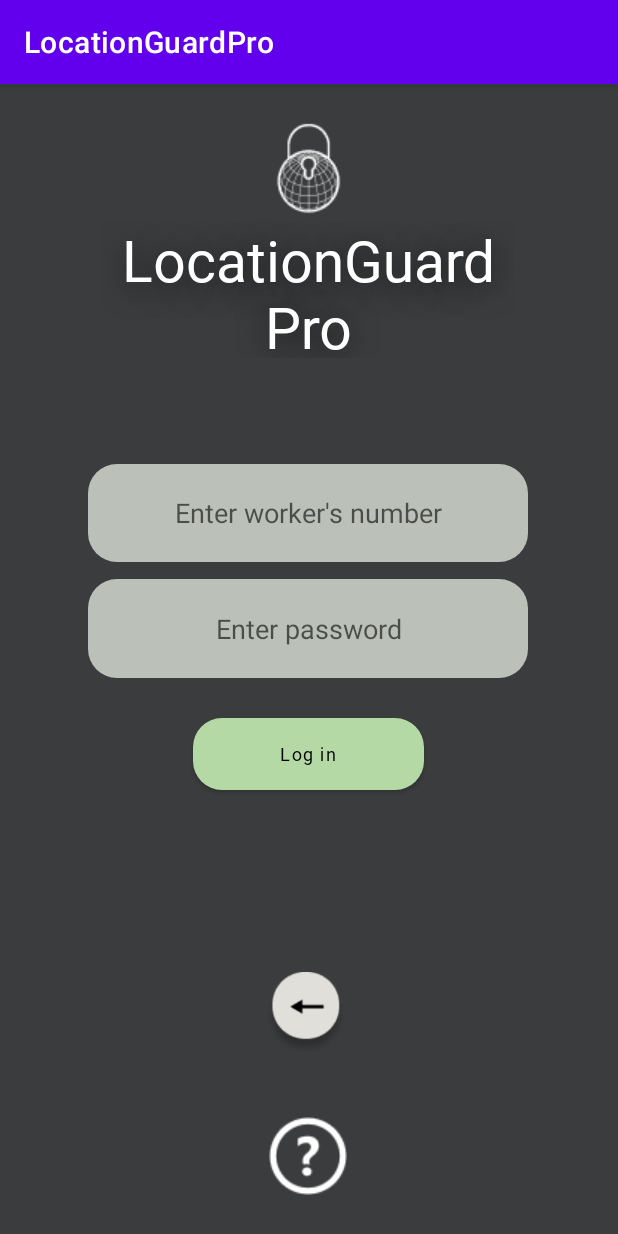
After one commit to m-bugaj/LocationGuard-Pro-App, an Android app built with Jetpack Compose: the LoginScreenActivity screen opened directly, with no data from a screen before it, on a phone screen of 412 x 824 dp. The commit adds this screen. Run offline under Robolectric (Android 15) with nearby library versions, the phone set to English and light mode, and no system bars.

Commit message:
login screen

```diff
--- a/app/src/main/AndroidManifest.xml
+++ b/app/src/main/AndroidManifest.xml
@@ -16,9 +16,11 @@
         android:theme="@style/Theme.LocationGuardPro"
         tools:targetApi="31">
         <activity
+            android:name=".LoginScreenActivity"
+            android:exported="true" />
+        <activity
             android:name=".TrackingScreenActivity"
             android:exported="true" /> <!-- Zmienić potem na false i przetestować -->
-
         <meta-data
             android:name="com.google.android.geo.API_KEY"
             android:value="" /> <!-- ADD API KEY ( Maps SDK for Android ) -->
--- /dev/null
+++ b/app/src/main/java/com/example/locationguardpro/LoginScreenActivity.kt
@@ -0,0 +1,61 @@
+package com.example.locationguardpro
+
+import android.content.Intent
+import android.graphics.drawable.Drawable
+import android.os.Bundle
+import android.view.View
+import android.view.animation.AnimationUtils
+import android.widget.Button
+import android.widget.EditText
+import android.widget.ImageButton
+import androidx.activity.ComponentActivity
+import androidx.activity.compose.setContent
+import androidx.appcompat.app.AppCompatActivity
+import androidx.compose.foundation.layout.fillMaxSize
+import androidx.compose.material3.MaterialTheme
+import androidx.compose.material3.Surface
+import androidx.compose.material3.Text
+import androidx.compose.runtime.Composable
+import androidx.compose.ui.Modifier
+import androidx.compose.ui.graphics.Color
+import androidx.compose.ui.tooling.preview.Preview
+import com.example.locationguardpro.ui.theme.LocationGuardProTheme
+
+class LoginScreenActivity :  AppCompatActivity() {
+    override fun onCreate(savedInstanceState: Bundle?) {
+        super.onCreate(savedInstanceState)
+        setContentView(R.layout.login_screen)
+
+        val fadeIn = AnimationUtils.loadAnimation(this, R.anim.fade_in)
+        val fadeOut = AnimationUtils.loadAnimation(this, R.anim.fade_out)
+
+        val loginButton = findViewById<Button>(R.id.login_button)
+        val logoutButton = findViewById<Button>(R.id.logout_button)
+        val numberTextBox = findViewById<EditText>(R.id.numberTextBox)
+        val passwordTextBox = findViewById<EditText>(R.id.passwordTextBox)
+        val backButton = findViewById<ImageButton>(R.id.back_button)
+
+        loginButton.setOnClickListener{
+            numberTextBox.text.clear()
+            passwordTextBox.text.clear()
+            loginButton.background = getDrawable(R.drawable.start_button_aft)
+            logoutButton.startAnimation(fadeIn)
+            logoutButton.visibility = View.VISIBLE
+        }
+
+        logoutButton.setOnClickListener{
+            logoutButton.startAnimation(fadeOut)
+            logoutButton.visibility = View.GONE
+            loginButton.background = getDrawable(R.drawable.start_button_bef)
+        }
+
+        backButton.setOnClickListener{
+            val intent = Intent(this, HomeScreenActivity::class.java)
+            startActivity(intent)
+            overridePendingTransition(R.anim.fade_in, R.anim.fade_out)
+        }
+
+
+    }
+
+}
--- /dev/null
+++ b/app/src/main/res/layout/login_screen.xml
@@ -0,0 +1,159 @@
+<?xml version="1.0" encoding="utf-8"?>
+<androidx.constraintlayout.widget.ConstraintLayout xmlns:android="http://schemas.android.com/apk/res/android"
+    xmlns:app="http://schemas.android.com/apk/res-auto"
+    xmlns:tools="http://schemas.android.com/tools"
+    android:layout_width="match_parent"
+    android:layout_height="match_parent">
+
+    <ImageButton
+        android:id="@+id/help_button2"
+        style="@style/Widget.AppCompat.ImageButton"
+        android:layout_width="wrap_content"
+        android:layout_height="wrap_content"
+        android:backgroundTint="#00FFFFFF"
+        android:contentDescription="help_button"
+        android:visibility="visible"
+        app:layout_constraintBottom_toBottomOf="parent"
+        app:layout_constraintEnd_toEndOf="parent"
+        app:layout_constraintHorizontal_bias="0.498"
+        app:layout_constraintStart_toStartOf="parent"
+        app:layout_constraintTop_toTopOf="parent"
+        app:layout_constraintVertical_bias="0.975"
+        app:srcCompat="@drawable/helpiconwhite_1" />
+
+    <ImageButton
+        android:id="@+id/back_button"
+        style="@style/Widget.AppCompat.ImageButton"
+        android:layout_width="76dp"
+        android:layout_height="76dp"
+        android:backgroundTint="#00FFFFFF"
+        android:contentDescription="back_button"
+        android:scaleType="centerCrop"
+        android:visibility="visible"
+        app:layout_constraintBottom_toBottomOf="@+id/help_button2"
+        app:layout_constraintEnd_toEndOf="parent"
+        app:layout_constraintHorizontal_bias="0.497"
+        app:layout_constraintStart_toStartOf="parent"
+        app:layout_constraintTop_toTopOf="parent"
+        app:layout_constraintVertical_bias="0.863"
+        app:srcCompat="@drawable/back_icon" />
+
+    <ImageView
+        android:id="@+id/imageView2"
+        tools:visibility="visible"
+        android:layout_width="wrap_content"
+        android:layout_height="wrap_content"
+        android:contentDescription="@string/app_logo"
+        android:src="@drawable/logowh_1"
+        android:visibility="visible"
+        app:layout_constraintBottom_toBottomOf="parent"
+        app:layout_constraintEnd_toEndOf="parent"
+        app:layout_constraintHorizontal_bias="0.498"
+        app:layout_constraintStart_toStartOf="parent"
+        app:layout_constraintTop_toTopOf="parent"
+        app:layout_constraintVertical_bias="0.024"
+        app:srcCompat="@drawable/logowh_1" />
+
+    <TextView
+        android:id="@+id/textView2"
+        tools:visibility="visible"
+        android:layout_width="276dp"
+        android:layout_height="91dp"
+        android:contentDescription="@string/app_text_logo"
+        android:fontFamily="@font/jura_medium"
+        android:shadowColor="#9F000000"
+        android:shadowDx="0"
+        android:shadowDy="4"
+        android:shadowRadius="25"
+        android:text="@string/app_name_space"
+        android:textAlignment="center"
+        android:textColor="#FFFFFF"
+        android:textSize="38sp"
+        android:visibility="visible"
+        app:layout_constraintBottom_toBottomOf="parent"
+        app:layout_constraintEnd_toEndOf="parent"
+        app:layout_constraintHorizontal_bias="0.496"
+        app:layout_constraintStart_toStartOf="parent"
+        app:layout_constraintTop_toTopOf="parent"
+        app:layout_constraintVertical_bias="0.135" />
+
+    <EditText
+        android:id="@+id/numberTextBox"
+        android:layout_width="293dp"
+        android:layout_height="65dp"
+        android:background="@drawable/start_button_aft"
+        android:cursorVisible="false"
+        android:ems="10"
+        android:hint="Enter worker's number"
+        android:inputType="text"
+        android:textAlignment="center"
+        app:layout_constraintBottom_toBottomOf="parent"
+        app:layout_constraintEnd_toEndOf="parent"
+        app:layout_constraintHorizontal_bias="0.497"
+        app:layout_constraintStart_toStartOf="parent"
+        app:layout_constraintTop_toTopOf="parent"
+        app:layout_constraintVertical_bias="0.361" />
+
+    <EditText
+        android:id="@+id/passwordTextBox"
+        android:layout_width="293dp"
+        android:layout_height="66dp"
+        android:background="@drawable/start_button_aft"
+        android:cursorVisible="false"
+        android:ems="10"
+        android:hint="Enter password"
+        android:inputType="textPassword"
+        android:textAlignment="center"
+        app:layout_constraintBottom_toBottomOf="parent"
+        app:layout_constraintEnd_toEndOf="parent"
+        app:layout_constraintHorizontal_bias="0.497"
+        app:layout_constraintStart_toStartOf="parent"
+        app:layout_constraintTop_toTopOf="parent"
+        app:layout_constraintVertical_bias="0.47" />
+
+    <Button
+        android:id="@+id/login_button"
+        android:layout_width="154dp"
+        android:layout_height="48dp"
+        android:layout_marginStart="36dp"
+        android:background="@drawable/start_button_bef"
+        android:fontFamily="@font/jura_medium"
+        android:text="Log in"
+        android:textAlignment="center"
+        android:textAllCaps="false"
+        android:textColor="#000000"
+        android:textIsSelectable="false"
+        android:textSize="12sp"
+        android:visibility="visible"
+        app:backgroundTint="@null"
+        app:layout_constraintBottom_toBottomOf="parent"
+        app:layout_constraintEnd_toEndOf="parent"
+        app:layout_constraintHorizontal_bias="0.416"
+        app:layout_constraintStart_toStartOf="parent"
+        app:layout_constraintTop_toTopOf="parent"
+        app:layout_constraintVertical_bias="0.587"
+        tools:visibility="visible" />
+
+    <Button
+        android:id="@+id/logout_button"
+        android:layout_width="154dp"
+        android:layout_height="48dp"
+        android:layout_marginEnd="36dp"
+        android:background="@drawable/stop_button_bef"
+        android:fontFamily="@font/jura_medium"
+        android:text="Log out"
+        android:textAlignment="center"
+        android:textAllCaps="false"
+        android:textColor="#000000"
+        android:textIsSelectable="false"
+        android:textSize="12sp"
+        android:visibility="gone"
+        app:backgroundTint="@null"
+        app:layout_constraintBottom_toBottomOf="parent"
+        app:layout_constraintEnd_toEndOf="parent"
+        app:layout_constraintHorizontal_bias="0.579"
+        app:layout_constraintStart_toStartOf="parent"
+        app:layout_constraintTop_toTopOf="parent"
+        app:layout_constraintVertical_bias="0.68"
+        tools:visibility="visible" />
+</androidx.constraintlayout.widget.ConstraintLayout>
--- a/app/src/main/res/values/strings.xml
+++ b/app/src/main/res/values/strings.xml
@@ -4,5 +4,6 @@
     <string name="app_text_logo">TextLogo</string>
     <string name="app_name_space">LocationGuard Pro</string>
     <string name="qr_text">Scan QR Code</string>
+    <string name="title_activity_login_screen">LoginScreenActivity</string>
 
 </resources>
```
Also changed, not shown: app/build.gradle.kts (+22 -0 lines), app/src/main/java/com/example/locationguardpro/HomeScreenActivity.kt (+13 -2 lines), app/src/main/java/com/example/locationguardpro/ui/theme/Color.kt (added, +11 -0 lines), app/src/main/java/com/example/locationguardpro/ui/theme/Theme.kt (added, +70 -0 lines), app/src/main/java/com/example/locationguardpro/ui/theme/Type.kt (added, +34 -0 lines), app/src/main/res/drawable/back_icon.png (added).
